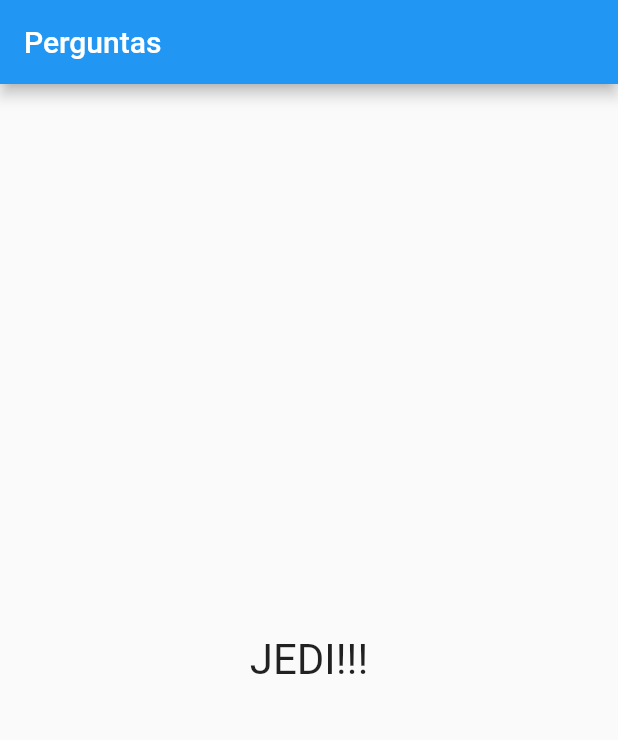
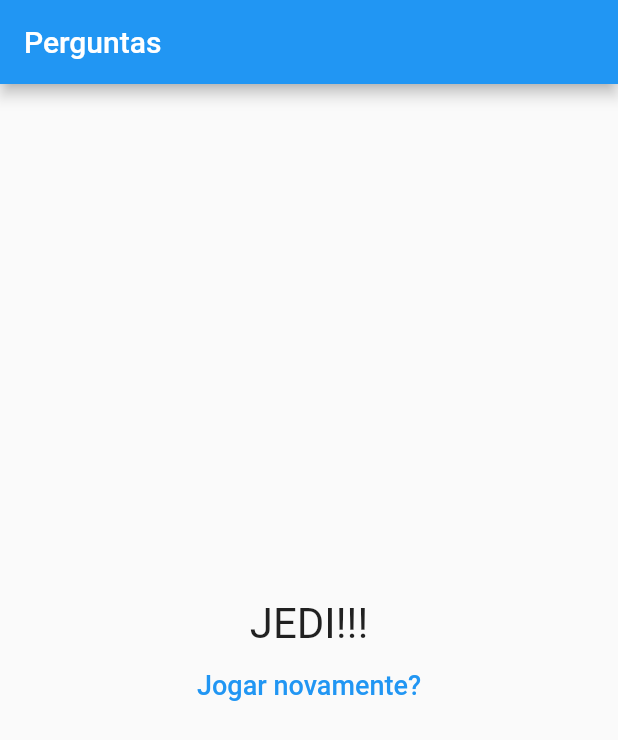
Before and after one commit to augustoprogramador/projeto_pergunta, a Flutter app: the screen it shows after launch, after a tap on "Azul", after a tap on "Cachorro", after a tap on "Leo", on a phone screen of 412 x 824 dp. Shown: the top 740 px of the screen. Run offline on Flutter 3.47's test engine with Material 2 defaults, Android fonts, the phone set to English and light mode, and no system bars.

Commit message:
Acrescentando funcionalidade de reiniciar o "jogo"

```diff
--- a/lib/main.dart
+++ b/lib/main.dart
@@ -49,6 +49,13 @@ class _PerguntaAppState extends State<PerguntaApp> {
     }
   }
 
+  void _jogarNovamente() {
+    setState(() {
+      _pontuacaoTotal = 0;
+      _nextQuestion = 0;
+    });
+  }
+
   bool get temPerguntaSelecionada {
     return _nextQuestion < _perguntas.length;
   }
@@ -66,7 +73,8 @@ class _PerguntaAppState extends State<PerguntaApp> {
                 nextQuestion: _nextQuestion,
                 responder: _responder,
               )
-            : Resultado(pontuacao: _pontuacaoTotal),
+            : Resultado(
+                pontuacao: _pontuacaoTotal, jogarNovamente: _jogarNovamente),
       ),
     );
   }
--- a/lib/resultado.dart
+++ b/lib/resultado.dart
@@ -2,8 +2,9 @@ import 'package:flutter/material.dart';
 
 class Resultado extends StatelessWidget {
   final int pontuacao;
+  final void Function() jogarNovamente;
 
-  Resultado({required this.pontuacao, super.key});
+  Resultado({required this.pontuacao, required this.jogarNovamente, super.key});
 
   String get fraseResultado {
     if (pontuacao < 8) return 'Você é bom';
@@ -14,11 +15,26 @@ class Resultado extends StatelessWidget {
 
   @override
   Widget build(BuildContext context) {
-    return Center(
-      child: Text(
-        fraseResultado,
-        style: TextStyle(fontSize: 28),
-      ),
+    return Column(
+      mainAxisAlignment: MainAxisAlignment.center,
+      children: [
+        Center(
+          child: Text(
+            fraseResultado,
+            style: TextStyle(fontSize: 28),
+          ),
+        ),
+        TextButton(
+          onPressed: jogarNovamente,
+          style: TextButton.styleFrom(
+            foregroundColor: Colors.blue,
+          ),
+          child: const Text(
+            'Jogar novamente?',
+            style: TextStyle(fontSize: 18),
+          ),
+        )
+      ],
     );
   }
 }
```
